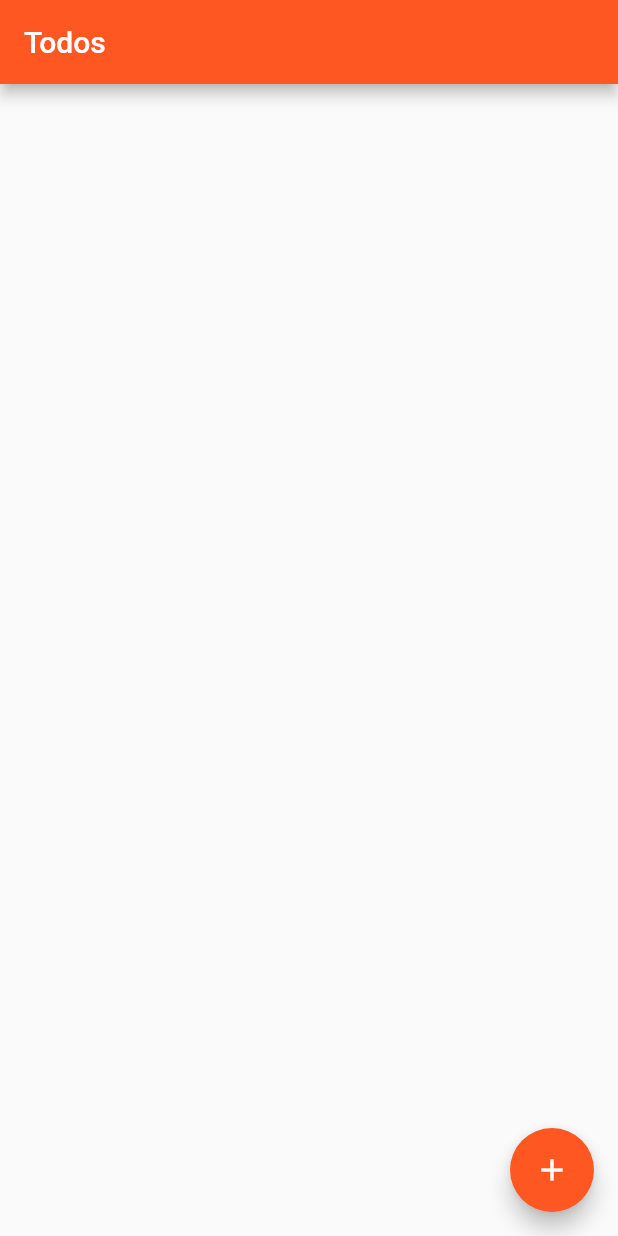
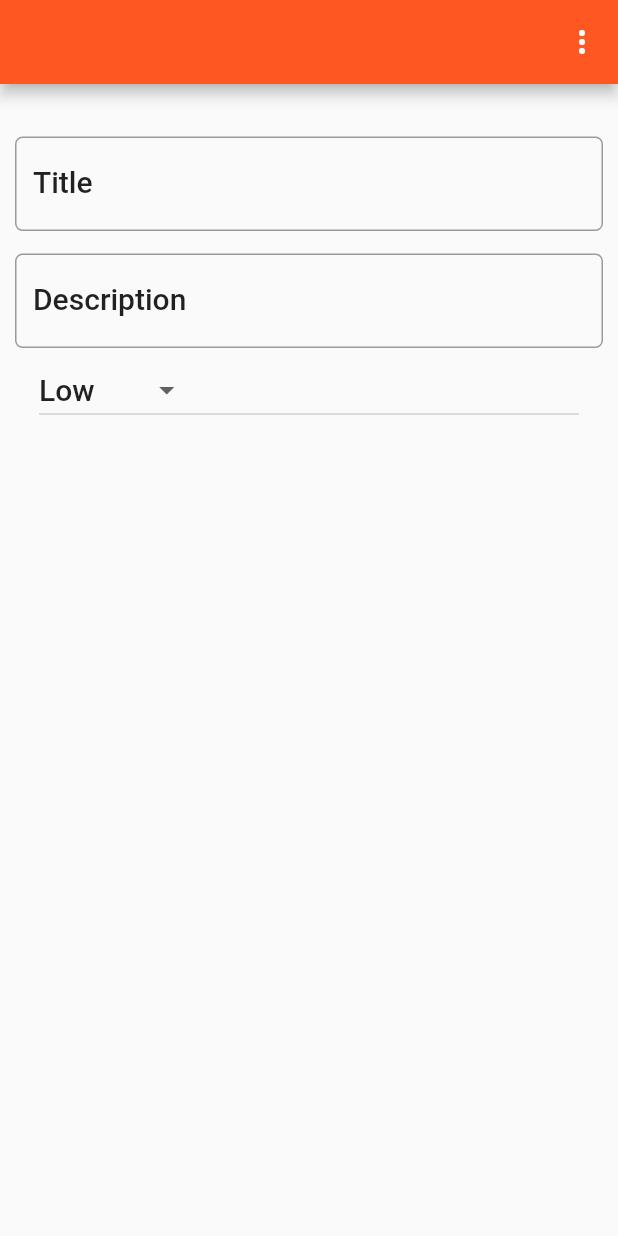
Before and after one commit to emrekarabacak/flutter-todo-app, a Flutter app: the screen it shows after launch, after a tap on the "add" icon, on a phone screen of 412 x 824 dp. Run offline on Flutter 3.47's test engine with Material 2 defaults, Android fonts, the phone set to English and light mode, and no system bars; our stand-ins replace sqflite; accounts and stored records are empty.

Commit message:
detail view added, save delete methods implemented

```diff
--- /dev/null
+++ b/lib/screens/tododetail.dart
@@ -0,0 +1,170 @@
+import 'package:flutter/material.dart';
+import 'package:intl/intl.dart';
+import 'package:todo_app/model/todo.dart';
+import 'package:todo_app/util/dbhelper.dart';
+
+DbHelper helper = DbHelper();
+final List<String> choices = const <String>[
+  'Save Todo & Back',
+  'Delete Todo',
+  'Back to List'
+];
+
+const mnuSave = 'Save Todo & Back';
+const mnuDelete = 'Delete Todo';
+const mnuBack = 'Back to List';
+
+class TodoDetail extends StatefulWidget {
+  final Todo todo;
+
+  TodoDetail(this.todo);
+
+  @override
+  State<StatefulWidget> createState() => TodoDetailState(todo);
+}
+
+class TodoDetailState extends State<TodoDetail> {
+  Todo todo;
+  final _priorities = ["High", "Medium", "Low"];
+  String _priority = "Low";
+  TodoDetailState(this.todo);
+
+  TextEditingController titleController = TextEditingController();
+  TextEditingController descriptionController = TextEditingController();
+
+  @override
+  Widget build(BuildContext context) {
+    titleController.text = todo.title;
+    descriptionController.text = todo.description;
+
+    TextStyle textStyle = Theme.of(context).textTheme.title;
+    return Scaffold(
+      appBar: AppBar(
+        automaticallyImplyLeading: false,
+        title: Text(todo.title),
+        actions: <Widget>[
+          PopupMenuButton<String>(
+            onSelected: select,
+            itemBuilder: (BuildContext context) {
+              return choices.map((String choice) {
+                return PopupMenuItem<String>(
+                  child: Text(choice),
+                  value: choice,
+                );
+              }).toList();
+            },
+          )
+        ],
+      ),
+      body: Padding(
+          padding: EdgeInsets.only(top: 35.0, left: 10.0, right: 10.0),
+          child: ListView(children: <Widget>[
+            Column(
+              children: <Widget>[
+                TextField(
+                  onChanged: (value) => this.updateTitle(),
+                  controller: titleController,
+                  style: textStyle,
+                  decoration: InputDecoration(
+                      labelText: "Title",
+                      labelStyle: textStyle,
+                      border: OutlineInputBorder(
+                          borderRadius: BorderRadius.circular(5.0))),
+                ),
+                Padding(
+                    padding: EdgeInsets.only(top: 15.0),
+                    child: TextField(
+                      onChanged: (value) => this.updateDescription(),
+                      controller: descriptionController,
+                      style: textStyle,
+                      decoration: InputDecoration(
+                          labelText: "Description",
+                          labelStyle: textStyle,
+                          border: OutlineInputBorder(
+                              borderRadius: BorderRadius.circular(5.0))),
+                    )),
+                ListTile(
+                    title: DropdownButton<String>(
+                  items: _priorities.map((String value) {
+                    return DropdownMenuItem<String>(
+                      value: value,
+                      child: Text(value),
+                    );
+                  }).toList(),
+                  style: textStyle,
+                  value: retrievePriority(todo.priority),
+                  onChanged: (String val) {
+                    updatePriority(val);
+                  },
+                ))
+              ],
+            )
+          ])),
+    );
+  }
+
+  void select(String value) async {
+    int result;
+    switch (value) {
+      case mnuSave:
+        save();
+        break;
+      case mnuDelete:
+        if (todo.id == null) {
+          return;
+        }
+        result = await helper.deleteTodo(todo.id);
+        if (result != 0) {
+          AlertDialog alertDialog = AlertDialog(
+            title: Text("Delete Todo"),
+            content: Text("The Todo has been deleted"),
+          );
+          showDialog(context: context, builder: (_) => alertDialog);
+        }
+        break;
+      case mnuBack:
+        Navigator.pop(context, true);
+        break;
+      default:
+    }
+  }
+
+  void save() {
+    todo.date = new DateFormat.yMd().format(DateTime.now());
+    if (todo.id != null) {
+      helper.updateTodo(todo);
+    } else {
+      helper.inserTodo(todo);
+    }
+    Navigator.pop(context, true);
+  }
+
+  void updatePriority(String value) {
+    switch (value) {
+      case "High":
+        todo.priority = 1;
+        break;
+      case "Medium":
+        todo.priority = 2;
+        break;
+      case "Low":
+        todo.priority = 3;
+        break;
+    }
+    setState(() {
+      _priority = value;
+    });
+  }
+
+  String retrievePriority(int value) {
+    return _priorities[value - 1];
+  }
+
+  void updateTitle() {
+    todo.title = titleController.text;
+  }
+
+  void updateDescription() {
+    todo.description = descriptionController.text;
+  }
+}
--- a/lib/screens/todolist.dart
+++ b/lib/screens/todolist.dart
@@ -1,5 +1,6 @@
 import 'package:flutter/material.dart';
 import 'package:todo_app/model/todo.dart';
+import 'package:todo_app/screens/tododetail.dart';
 import 'package:todo_app/util/dbhelper.dart';
 
 class TodoList extends StatefulWidget {
@@ -23,14 +24,7 @@ class TodoListState extends State<TodoList> {
       body: todolistItems(),
       floatingActionButton: FloatingActionButton(
           onPressed: () {
-            DbHelper helper = DbHelper();
-            helper.initializeDB().then((result) {
-              Todo todo = Todo(
-                  "Buy oranges", 1, DateTime.now().toString(), "Orangeeedss");
-              helper.inserTodo(todo).then((result) {
-                debugPrint("item added");
-              });
-            });
+            navigateToDetail(Todo('', 3, '', ''));
           },
           tooltip: "Add new todo",
           child: Icon(Icons.add)),
@@ -46,13 +40,13 @@ class TodoListState extends State<TodoList> {
           elevation: 2.0,
           child: ListTile(
             leading: CircleAvatar(
-              backgroundColor: Colors.red,
+              backgroundColor: getColor(todos[position].priority),
               child: Text(this.todos[position].priority.toString()),
             ),
             title: Text(this.todos[position].title),
             subtitle: Text(this.todos[position].date),
             onTap: () {
-              debugPrint("Tapped on " + this.todos[position].id.toString());
+              navigateToDetail(this.todos[position]);
             },
           ),
         );
@@ -80,4 +74,24 @@ class TodoListState extends State<TodoList> {
       });
     });
   }
+
+  Color getColor(int priority) {
+    switch (priority) {
+      case 1:
+        return Colors.red;
+      case 2:
+        return Colors.orange;
+      case 3:
+        return Colors.green;
+    }
+  }
+
+  void navigateToDetail(Todo todo) async {
+    bool result = await Navigator.push(
+        context, MaterialPageRoute(builder: (context) => TodoDetail(todo)));
+
+    if (result == true) {
+      getData();
+    }
+  }
 }
--- a/lib/util/dbhelper.dart
+++ b/lib/util/dbhelper.dart
@@ -48,7 +48,7 @@ class DbHelper {
   }
 
   Future<List> getTodos() async {
-    Database db = await this.db;
+    Database db = await this. db;
     var result =
         await db.rawQuery("SELECT * FROM $tblTodo order by $colPriority ASC");
     return result;
```
